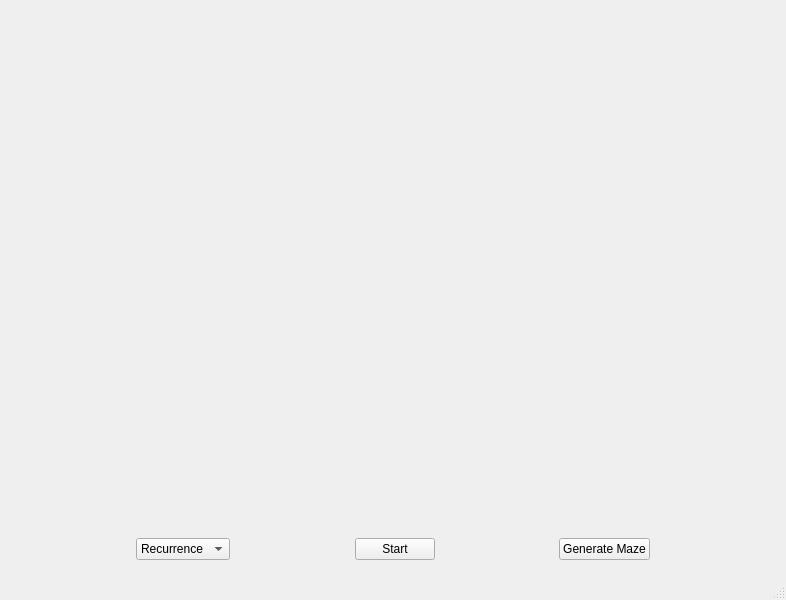
Above: src/main_window.ui from 5upernova-heng/RLM before the change. Below: the same form after it.
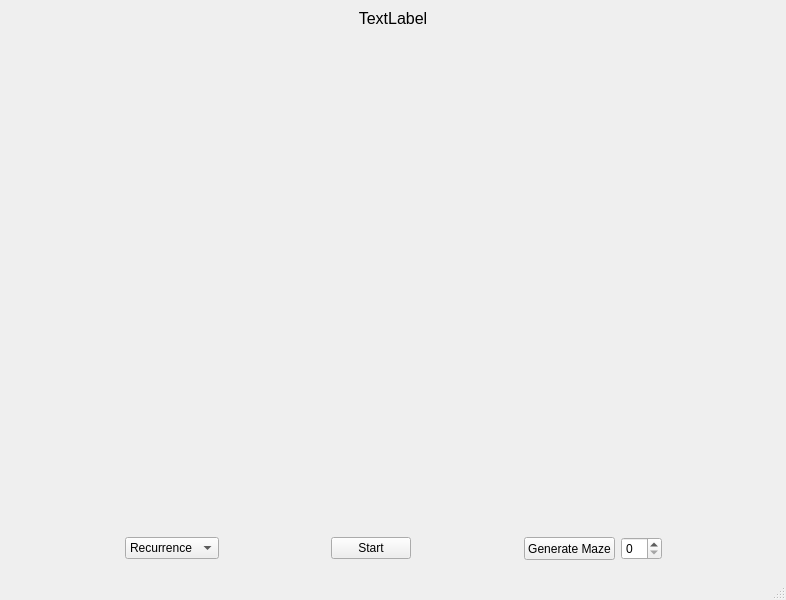
That is the form after the change.

Commit message: merge from main

```diff
--- a/src/main_window.ui
+++ b/src/main_window.ui
@@ -27,6 +27,30 @@
     </sizepolicy>
    </property>
    <layout class="QVBoxLayout" name="verticalLayout_3">
+    <item>
+     <widget class="QLabel" name="label">
+      <property name="sizePolicy">
+       <sizepolicy hsizetype="Minimum" vsizetype="Minimum">
+        <horstretch>0</horstretch>
+        <verstretch>0</verstretch>
+       </sizepolicy>
+      </property>
+      <property name="font">
+       <font>
+        <pointsize>12</pointsize>
+       </font>
+      </property>
+      <property name="text">
+       <string>TextLabel</string>
+      </property>
+      <property name="alignment">
+       <set>Qt::AlignCenter</set>
+      </property>
+      <property name="margin">
+       <number>10</number>
+      </property>
+     </widget>
+    </item>
     <item>
      <widget class="QLabel" name="canvas">
       <property name="sizePolicy">
@@ -65,21 +89,11 @@
        </sizepolicy>
       </property>
       <layout class="QGridLayout" name="gridLayout">
-       <item row="1" column="2">
-        <spacer name="horizontalSpacer_3">
-         <property name="orientation">
-          <enum>Qt::Horizontal</enum>
-         </property>
-         <property name="sizeHint" stdset="0">
-          <size>
-           <width>40</width>
-           <height>20</height>
-          </size>
-         </property>
-        </spacer>
+       <item row="0" column="8">
+        <widget class="QSpinBox" name="spinBox"/>
        </item>
-       <item row="1" column="0">
-        <spacer name="horizontalSpacer_2">
+       <item row="0" column="5">
+        <spacer name="horizontalSpacer">
          <property name="orientation">
           <enum>Qt::Horizontal</enum>
          </property>
@@ -91,7 +105,7 @@
          </property>
         </spacer>
        </item>
-       <item row="1" column="1">
+       <item row="0" column="1">
         <widget class="QComboBox" name="comboBox">
          <property name="sizePolicy">
           <sizepolicy hsizetype="Minimum" vsizetype="Fixed">
@@ -116,8 +130,8 @@
          </item>
         </widget>
        </item>
-       <item row="1" column="5">
-        <spacer name="horizontalSpacer">
+       <item row="0" column="0">
+        <spacer name="horizontalSpacer_2">
          <property name="orientation">
           <enum>Qt::Horizontal</enum>
          </property>
@@ -129,20 +143,7 @@
          </property>
         </spacer>
        </item>
-       <item row="1" column="7">
-        <spacer name="horizontalSpacer_4">
-         <property name="orientation">
-          <enum>Qt::Horizontal</enum>
-         </property>
-         <property name="sizeHint" stdset="0">
-          <size>
-           <width>40</width>
-           <height>20</height>
-          </size>
-         </property>
-        </spacer>
-       </item>
-       <item row="1" column="3">
+       <item row="0" column="3">
         <widget class="QPushButton" name="pushButton">
          <property name="sizePolicy">
           <sizepolicy hsizetype="Minimum" vsizetype="Fixed">
@@ -155,13 +156,45 @@
          </property>
         </widget>
        </item>
-       <item row="1" column="6">
+       <item row="0" column="2">
+        <spacer name="horizontalSpacer_3">
+         <property name="orientation">
+          <enum>Qt::Horizontal</enum>
+         </property>
+         <property name="sizeHint" stdset="0">
+          <size>
+           <width>40</width>
+           <height>20</height>
+          </size>
+         </property>
+        </spacer>
+       </item>
+       <item row="0" column="7">
         <widget class="QPushButton" name="pushButton_2">
+         <property name="sizePolicy">
+          <sizepolicy hsizetype="Minimum" vsizetype="Minimum">
+           <horstretch>0</horstretch>
+           <verstretch>0</verstretch>
+          </sizepolicy>
+         </property>
          <property name="text">
           <string>Generate Maze</string>
          </property>
         </widget>
        </item>
+       <item row="0" column="18">
+        <spacer name="horizontalSpacer_4">
+         <property name="orientation">
+          <enum>Qt::Horizontal</enum>
+         </property>
+         <property name="sizeHint" stdset="0">
+          <size>
+           <width>40</width>
+           <height>20</height>
+          </size>
+         </property>
+        </spacer>
+       </item>
       </layout>
      </widget>
     </item>
```
The commit also changes 1 other file.
